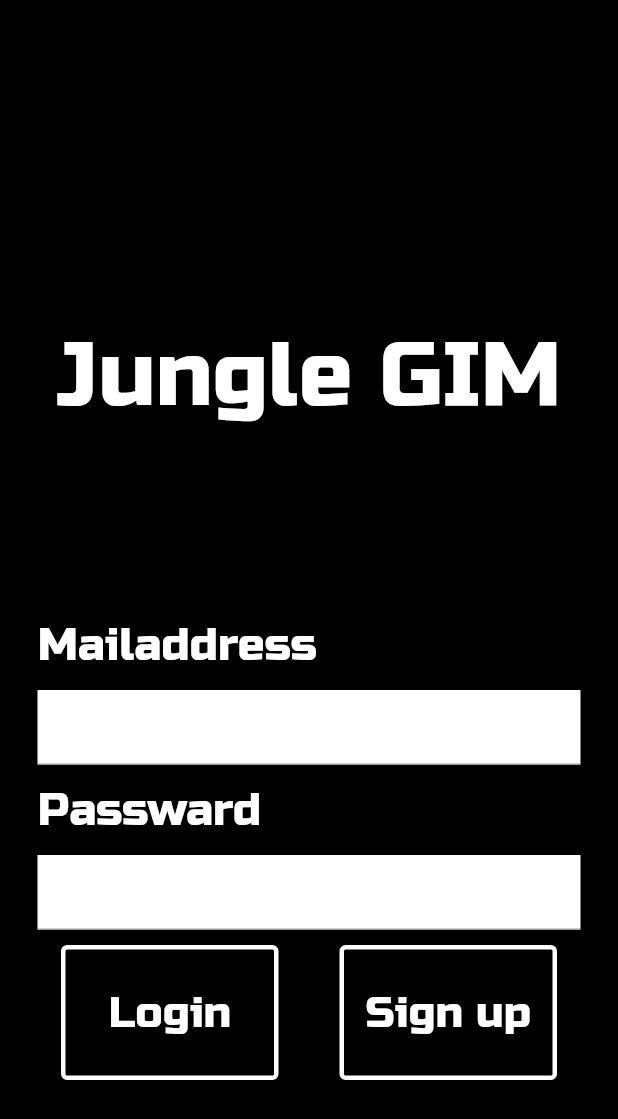
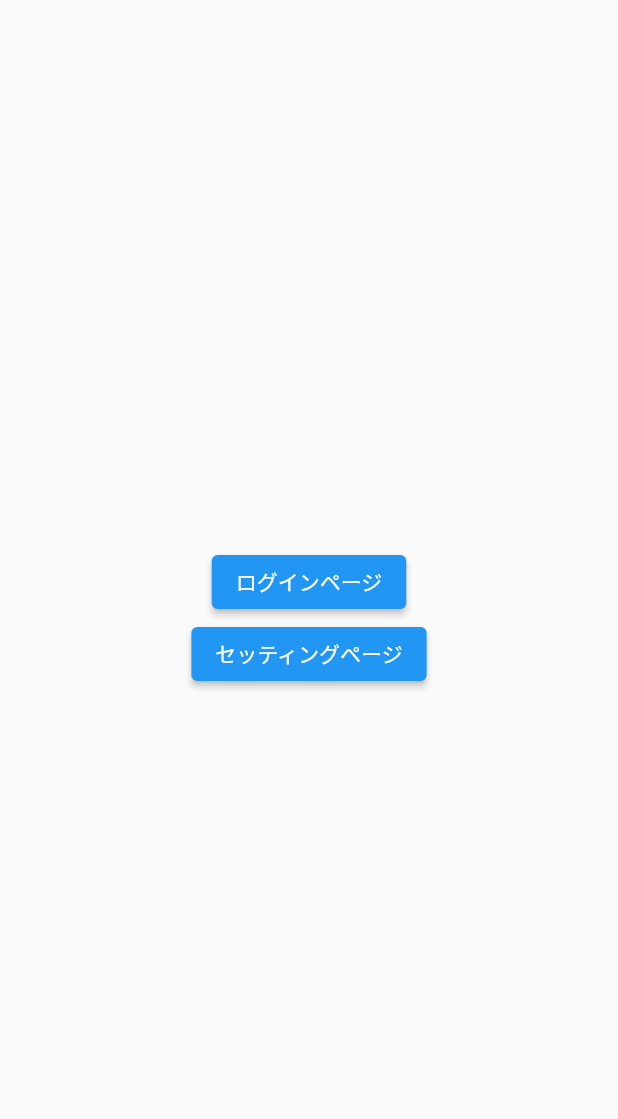
Before and after one commit to Ryuryu169/JungleGym_Code, a Flutter app: the screen it shows after launch, on a phone screen of 412 x 824 dp. Shown: the top 1119 px of the screen. Run offline on Flutter 3.47's test engine with Material 2 defaults, Android fonts, the phone set to English and light mode, and no system bars.

Commit message:
ログイン画面と設定画面の形

```diff
--- a/lib/LoginPage.dart
+++ b/lib/LoginPage.dart
@@ -1,23 +1,4 @@
 import 'package:flutter/material.dart';
-
-void main() {
-  runApp(const MyApp());
-}
-
-class MyApp extends StatelessWidget {
-  const MyApp({Key? key}) : super(key: key);
-
-  @override
-  Widget build(BuildContext context) {
-    return MaterialApp(
-      theme: ThemeData(
-        fontFamily: 'RussoOne',
-        primaryColor: Colors.white,
-      ),
-      home: const LoginPage(),
-    );
-  }
-}
 
 class LoginPage extends StatefulWidget {
   const LoginPage({Key? key}) : super(key: key);
@@ -27,7 +8,8 @@ class LoginPage extends StatefulWidget {
 }
 
 class _LoginPageState extends State<LoginPage> {
-
+  String MA=('');//メールアドレス格納用
+  String PW=('');//パスワード格納用
   @override
   Widget build(BuildContext context) {
     return Scaffold(
@@ -40,64 +22,77 @@ class _LoginPageState extends State<LoginPage> {
             child: Column(
               children: [
                 const SizedBox(height: 100,),
-                  SizedBox(
+                SizedBox(//タイトル(JungleGym)
                   width: MediaQuery.of(context).size.width,
                   height: 300,
-                    child: Center(
+                  child: const Center(
                     child: Text(
                       'Jungle GIM',
                       style:TextStyle(
                         fontSize: 60,
-                          color: Theme.of(context).primaryColor,
+                        fontFamily: 'RussoOne',
+                        color: Colors.white,
                       ),
                     ),
                   ),
                 ),
-                  SizedBox(
+                SizedBox(//テキスト(メールアドレス)
                   width: MediaQuery.of(context).size.width-50,
                   height: 60,
-                    child: Align(
+                  child: const Align(
                     alignment: Alignment.centerLeft,
                     child: Text(
                       'Mailaddress',
                       style: TextStyle(
                         fontSize: 30,
-                          color: Theme.of(context).primaryColor,
+                        fontFamily: 'RussoOne',
+                        color: Colors.white,
                       ),
                     ),
                   ),
                 ),
-                  Container(
+                Container(//テキストフォーム(メールアドレス)
                   width: MediaQuery.of(context).size.width-50,
                   height: 50,
                   color: Colors.white,
                   child: TextFormField(
+                    onChanged: (text){
+                      MA=text;
+                    },
                     style: const TextStyle(
+                      fontFamily: 'RussoOne',
+                      color: Colors.black,
                       fontSize: 25,
                     ),
                   ),
                 ),
-                  SizedBox(
+                SizedBox(//テキスト(パスワード)
                   width: MediaQuery.of(context).size.width-50,
                   height: 60,
-                    child: Align(
+                  child: const Align(
                     alignment: Alignment.centerLeft,
                     child: Text(
                       'Passward',
                       style: TextStyle(
                         fontSize: 30,
-                          color: Theme.of(context).primaryColor,
+                        fontFamily: 'RussoOne',
+                        color: Colors.white,
                       ),
                     ),
                   ),
                 ),
-                  Container(
+                Container(//テキストフォーム(パスワード)
                   width: MediaQuery.of(context).size.width-50,
                   height: 50,
                   color: Colors.white,
                   child: TextFormField(
                     obscureText: true,
+                    onChanged: (text){
+                      PW=text;
+                    },
                     style: const TextStyle(
+                      fontFamily: 'RussoOne',
+                      color: Colors.black,
                       fontSize: 25,
                     ),
                   ),
@@ -105,11 +100,11 @@ class _LoginPageState extends State<LoginPage> {
                 const SizedBox(height: 10,),
                 Row(
                   children: [
-                      SizedBox(width: (MediaQuery.of(context).size.width-290)/3,),
+                    SizedBox(width: (MediaQuery.of(context).size.width-290)/3,),//位置調整用
                     Container(
                       width: 145,
                       height: 90,
-                        child: ElevatedButton(
+                      child: ElevatedButton(//ログインボタン
                         style: ElevatedButton.styleFrom(
                           primary: Colors.black,
                           side: const BorderSide(
@@ -121,36 +116,39 @@ class _LoginPageState extends State<LoginPage> {
                         child:const Text(
                           'Login',
                           style: TextStyle(
+                            fontFamily: 'RussoOne',
+                            color: Colors.white,
                             fontSize: 29,
                           ),
                         ),
                       ),
                     ),
-                      SizedBox(width: (MediaQuery.of(context).size.width-290)/3,),
-                      Container(
+                    SizedBox(width: (MediaQuery.of(context).size.width-290)/3,),//位置調整用
+                    SizedBox(
                       width: 145,
                       height: 90,
-                        child: ElevatedButton(
+                      child: ElevatedButton(//サインアップボタン
                         onPressed:(){},
                         style: ElevatedButton.styleFrom(
                           primary: Colors.black,
-                            side: const BorderSide(
-                              color: Colors.white, //枠線!
-                              width: 3, //枠線！
+                          side: const BorderSide(//枠線
+                            color: Colors.white,
+                            width: 3,
                           ),
                         ),
                         child:const Text(
                           'Sign up',
                           style: TextStyle(
+                            fontFamily: 'RussoOne',
+                            color: Colors.white,
                             fontSize: 29,
                           ),
                         ),
                       ),
                     ),
-                      SizedBox(width: (MediaQuery.of(context).size.width-290)/3,),
+                    SizedBox(width: (MediaQuery.of(context).size.width-290)/3,),//位置調整用
                   ],
                 ),
-
               ],
             ),
           ),
--- /dev/null
+++ b/lib/main.dart
@@ -0,0 +1,51 @@
+import 'package:flutter/material.dart';
+import 'LoginPage.dart';
+import 'Setting.dart';
+void main() {
+  runApp(const MyApp());
+}
+
+class MyApp extends StatelessWidget {
+  const MyApp({Key? key}) : super(key: key);
+
+  @override
+  Widget build(BuildContext context) {
+    return const MaterialApp(
+      home: DebugPage(),
+    );
+  }
+}
+
+class DebugPage extends StatelessWidget{
+  const DebugPage({Key? key}) : super(key: key);
+
+  @override
+  Widget build(BuildContext context) {
+    return Scaffold(
+      body:Center(
+        child: Column(
+          mainAxisAlignment: MainAxisAlignment.center,
+          children: [
+            ElevatedButton(
+              onPressed: (){
+                Navigator.push(
+                    context,
+                    MaterialPageRoute(builder: (context) => const LoginPage(),
+                    ));},
+              child: const Text('ログインページ'),
+            ),
+            ElevatedButton(
+              onPressed: (){
+                Navigator.push(
+                    context,
+                    MaterialPageRoute(builder: (context) => const SettingPage(),
+                    ));},
+              child: const Text('セッティングページ'),
+            )
+          ],
+        ),
+      ),
+    );
+  }
+
+}
```
Lines whose indentation alone changed are shown as unchanged.
